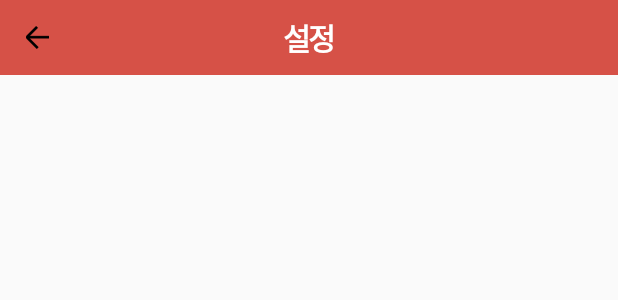
After one commit to now-water/Reliable-Chatting-Platform, an Android app: the layout widget_bar_title_back.xml on its own in the app's theme, with its tools: preview values and no code run, on a phone screen of 412 x 824 dp. The commit adds this screen. Shown: the top 300 px of the screen. Run offline under Robolectric (Android 15) with nearby library versions, the phone set to English and light mode, and no system bars.

Commit message:
fix : title bar

```diff
--- /dev/null
+++ b/client/app/src/main/res/layout/widget_bar_title_back.xml
@@ -0,0 +1,39 @@
+<?xml version="1.0" encoding="utf-8"?>
+<androidx.constraintlayout.widget.ConstraintLayout xmlns:android="http://schemas.android.com/apk/res/android"
+    xmlns:app="http://schemas.android.com/apk/res-auto"
+    android:layout_width="match_parent"
+    android:layout_height="50dp"
+    android:background="@color/red_214_81_71">
+
+    <LinearLayout
+        android:id="@+id/widget_action_bar_back_btn"
+        android:layout_width="50dp"
+        android:layout_height="50dp"
+        android:gravity="center"
+        android:orientation="vertical"
+        app:layout_constraintStart_toStartOf="parent"
+        app:layout_constraintTop_toTopOf="parent">
+
+        <ImageView
+            android:layout_width="15dp"
+            android:layout_height="15dp"
+            android:src="@drawable/back" />
+    </LinearLayout>
+
+    <TextView
+        android:id="@+id/widget_title_bar_basic"
+        android:layout_width="wrap_content"
+        android:layout_height="wrap_content"
+        android:gravity="center"
+        android:letterSpacing="-0.1"
+        android:text="설정"
+        android:textColor="@color/white"
+        android:textSize="20sp"
+        android:textStyle="bold"
+        app:layout_constraintBottom_toBottomOf="parent"
+        app:layout_constraintEnd_toEndOf="parent"
+        app:layout_constraintHorizontal_bias="parent"
+        app:layout_constraintStart_toStartOf="parent"
+        app:layout_constraintTop_toTopOf="parent" />
+
+</androidx.constraintlayout.widget.ConstraintLayout>
--- a/client/app/src/main/res/values/colors.xml
+++ b/client/app/src/main/res/values/colors.xml
@@ -3,4 +3,8 @@
     <color name="colorPrimary">#6200EE</color>
     <color name="colorPrimaryDark">#3700B3</color>
     <color name="colorAccent">#03DAC5</color>
+
+    <color name="red_214_81_71">#D65147</color>
+    <color name="white">#ffffff</color>
+
 </resources>
```
Also changed, not shown: client/app/src/main/res/drawable-v24/corner_radius_red.xml (added, +9 -0 lines), client/app/src/main/res/layout/fragment_upperbar.xml (deleted, +0 -18 lines), client/app/src/main/res/layout/widget_title_bar_basic.xml (added, +25 -0 lines), client/app/src/main/res/drawable-v24/back.png (added), client/app/src/main/res/drawable-v24/btn_back.png (added).
